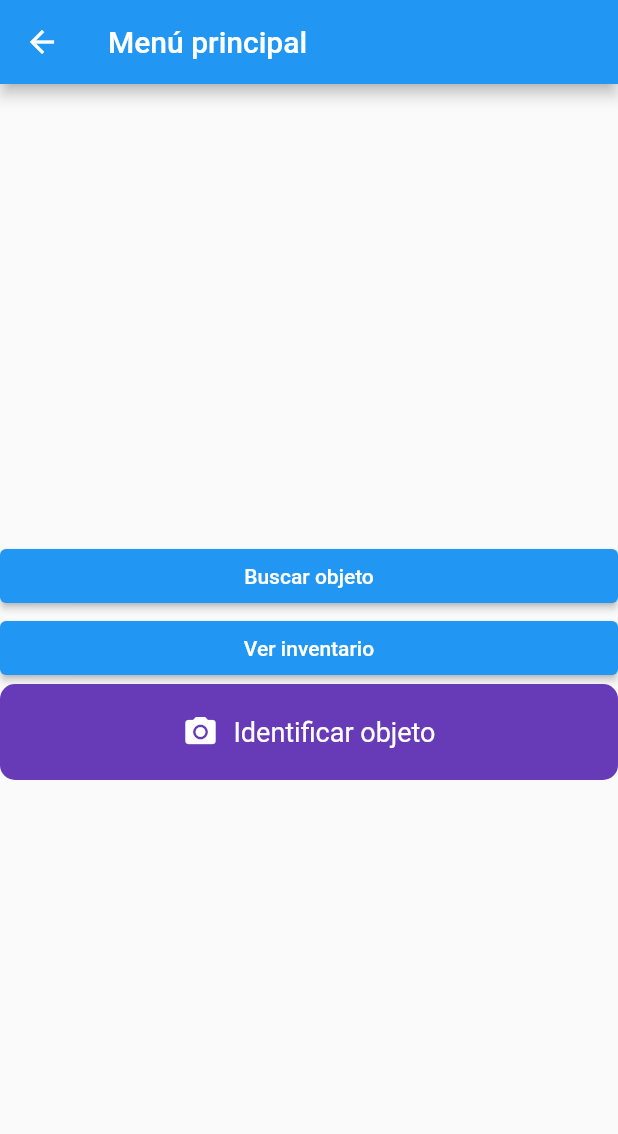
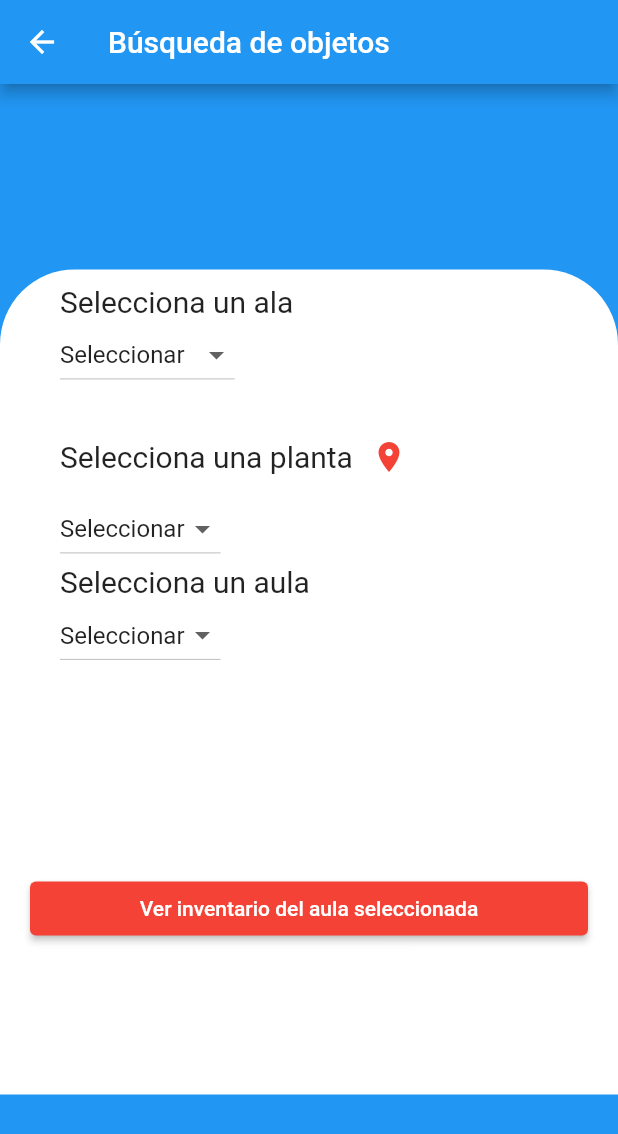
Before and after one commit to julenhb/JStock, a Flutter app: the MainMenu screen opened directly, after a tap on "Buscar objeto", on a phone screen of 412 x 824 dp. Shown: the top 1134 px of the screen. Run offline on Flutter 3.47's test engine with Material 2 defaults, Android fonts, the phone set to English and light mode, and no system bars; our stand-ins replace camera.

Commit message:
Añadida la pantalla de búsqueda avanzada de objetos, las próximas tienen que ser mapas e inventario (un listview)

```diff
--- /dev/null
+++ b/lib/itemsearch.dart
@@ -0,0 +1,120 @@
+import 'package:flutter/material.dart';
+import 'package:tfg_jhb/scantag.dart';
+
+class ItemSearch extends StatelessWidget {
+
+  List<String> listaAlas = [];                  //VAMOS A CREAR ESTAS LISTAS PARA CADA UNA DE LAS OCURRENCIAS DE ESTAS TRES TABLAS
+  List<String> listaPlantas = [];
+  List<String> listaAulas = [];
+
+                                              //EN LA VERSIÓN FINAL SE DEBERÁ RELLENAR A TRAVÉS DE LA API, PERO PARA PROBAR EL FUNCIONAMIENTO
+                                              //SETEAREMOS VALORES POR DEFECTO DIRECTAMENBTE
+  ItemSearch(){
+    listaAlas.addAll(['Ala Izquierda', 'Ala Derecha']);
+    listaPlantas.addAll(['Planta 1', 'Planta 2', 'Planta 3']);
+    listaAulas.addAll(['Aula 0', 'Aula 1', 'Aula 2', 'Aula 3', 'Aula 4', 'Aula 5', 'Aula 6', 'Aula 7', 'Aula 8']);
+  }
+
+
+  //CÓMO VOY A MANEJAR MÁS DE UN DropDown ITEM, LO QUE VOY A HACER PARA DIFERENCIARLOS ES METERLOS EN UN MÉTODO CON LISTAS CON OBJETOS
+  // DE ESE TIPO DE ITEMS, DE MANERA QUE ASÍ ABAJO SÓLO TENGO QUE LLAMARLOS POR EL NOMBRE QUE LES DOY AQUÍ
+
+  List<DropdownMenuItem<String>> buildDropdownMenuItems(List<String> items){
+    List<DropdownMenuItem<String>> menuItems = [];
+    menuItems.add(
+      DropdownMenuItem(
+        value: 'Seleccionar',
+        child: Text('Seleccionar'),
+      ),
+    );
+    for (String item in items){
+      menuItems.add(
+        DropdownMenuItem(
+          value: item,
+          child: Text(item),
+        ),
+      );
+    }
+    return menuItems;
+  }
+
+
+  @override
+  Widget build(BuildContext context) {
+
+    bool hideFloor = true;      //PARA ESCONDER EL DDButton DE LAS PLANTAS HASTA QUE NO SE SELECCIONE UN ALA
+    bool hideRoom = true;       //PARA ESCONDER EL DDButton DE LAS AULAS HASTA QUE NO SE SELECCIONES UNA PLANTA
+    bool hideIButton = true;    //PARA ESCONDER EL BOTÓN QUE NOS LLEVA AL INVENTARIO HASTA QUE NO SE HAYA SELECCIONADO EL AULA
+
+    return Scaffold(
+      backgroundColor: Colors.blue,
+      appBar: AppBar(
+        title: Text('Búsqueda de objetos'),
+      ),
+      body: Stack(
+        children: [
+          Container(
+            padding: EdgeInsets.symmetric(horizontal: 40, vertical: 10),
+            margin: EdgeInsets.only(top:MediaQuery.of(context).size.height*0.15),
+            width: double.infinity,
+            height: 550,
+            decoration: BoxDecoration(
+              color: Colors.white,
+              borderRadius: BorderRadius.only(topRight: Radius.circular(50), topLeft: Radius.circular(50))
+            ),
+            child: Column(
+              crossAxisAlignment: CrossAxisAlignment.start,
+              children: [
+                Text('Selecciona un ala', style: TextStyle(fontSize: 20),),
+                DropdownButton(
+                  value: 'Seleccionar',
+                  items: buildDropdownMenuItems(listaAlas),
+                  onChanged: (value){},
+                ),
+                SizedBox(height: 20),
+                Row(
+                  children: [
+                    Text('Selecciona una planta', style: TextStyle(fontSize: 20),),
+                    IconButton(
+                      color: Colors.red,
+                      icon: Icon(Icons.location_on),
+                      onPressed: () {
+                        // NOS TIENE QUE LLEVAR A LA PANTALLA DE LOS MAPAS
+                      },
+                    ),
+                  ],
+                ),
+                DropdownButton(
+                  value: 'Seleccionar',
+                  items: buildDropdownMenuItems(listaPlantas),
+                  onChanged: (value) {},
+                ),
+                Text('Selecciona un aula', style: TextStyle(fontSize: 20),),
+                DropdownButton(
+                  value: 'Seleccionar',
+                  items: buildDropdownMenuItems(listaAulas),
+                  onChanged: (value) {},
+                ),
+              ],
+            ),
+          ),
+          Positioned(
+            bottom: 100,
+            left: 20,
+            right: 20,
+            child: ElevatedButton(
+              onPressed: () {
+               // Navigator.push(context,
+                //    MaterialPageRoute(builder: (context) => Inventario()));
+              },
+              child: Text('Ver inventario del aula seleccionada'),
+              style: ElevatedButton.styleFrom(
+                backgroundColor: Colors.red,
+              ),
+            ),
+          ),
+        ],
+      ),
+    );
+  }
+}
--- a/lib/mainmenu.dart
+++ b/lib/mainmenu.dart
@@ -1,4 +1,5 @@
 import 'package:flutter/material.dart';
+import 'package:tfg_jhb/itemsearch.dart';
 import 'package:tfg_jhb/main.dart';
 import 'package:tfg_jhb/scantag.dart';
 
@@ -17,7 +18,7 @@ class MainMenu extends StatelessWidget {
             ElevatedButton(
               onPressed: () {
                 // Abrir pantalla de búsqueda
-                Navigator.pushNamed(context, '/buscar');
+                Navigator.push(context, MaterialPageRoute(builder: (context)=>ItemSearch()));
               },
               child: Text('Buscar objeto'),
             ),
```
